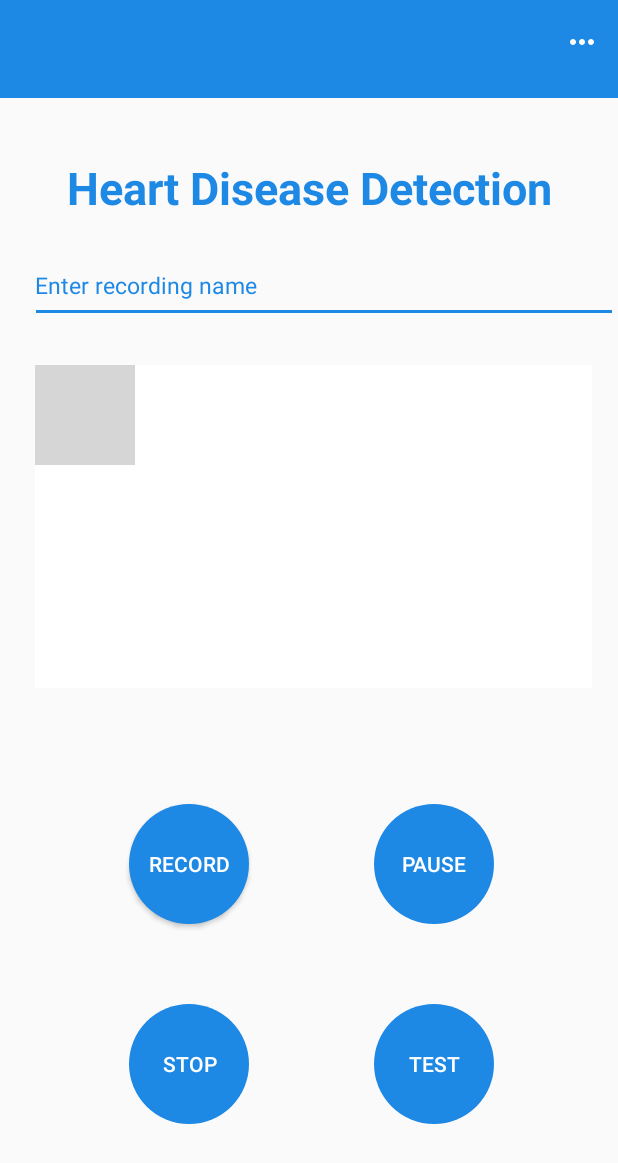
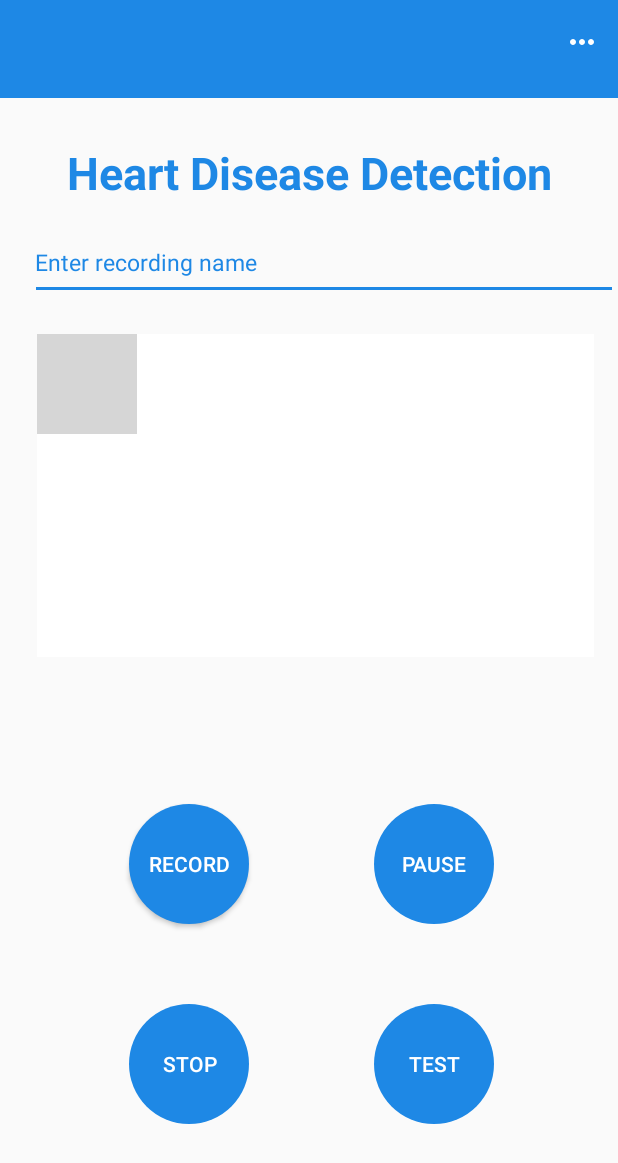
Before and after one commit to maheensaleh/HealthApp_UI_Design, an Android app: the screen it shows after launch once a user with an empty profile is signed in (Heart), after a tap on "HEART", on a phone screen of 412 x 824 dp. Shown: the top 1163 px of the screen. Run offline under Robolectric (Android 15) with nearby library versions, the phone set to English and light mode, and no system bars; our stand-ins replace Firebase (no records; nobody signed in at launch, a user with empty details on screens opened directly); libraries missing offline, so code that uses them is left out: com.firebase.ui; grey boxes are pictures that could not be loaded.

Commit message:
finsh tags edits

```diff
--- a/app/src/main/java/com/example/hearthhealthhear/Heart.java
+++ b/app/src/main/java/com/example/hearthhealthhear/Heart.java
@@ -207,12 +207,13 @@ public class Heart extends AppCompatActivity {
                         Intent showResult = new Intent(Heart.this,Result.class);
                         showResult.putExtra("displayname",displayname);
                         startActivity(showResult);
+                        finish();
+
                     }
                 });
             }
         });
 
-        finishActivity(0);
 
 
     }
@@ -286,6 +287,7 @@ public class Heart extends AppCompatActivity {
                 Intent tosignin  = new Intent(Heart.this, Signin.class);
                 Toast.makeText(Heart.this, "logging out", Toast.LENGTH_SHORT).show();
                 startActivity(tosignin);
+                finish();
             default:
                 return super.onContextItemSelected(item);
         }
--- a/app/src/main/java/com/example/hearthhealthhear/HeartHistroy.java
+++ b/app/src/main/java/com/example/hearthhealthhear/HeartHistroy.java
@@ -158,6 +158,7 @@ public class HeartHistroy extends AppCompatActivity {
                 System.out.println("sending " + heart_history.get(i)  );
                 resume_status = true;
                 startActivity(goto_thisrecord);
+                finish();
             }
         });
     }
--- a/app/src/main/java/com/example/hearthhealthhear/HistorySingleEntry.java
+++ b/app/src/main/java/com/example/hearthhealthhear/HistorySingleEntry.java
@@ -196,6 +196,7 @@ public class HistorySingleEntry extends AppCompatActivity {
     @Override
     public void onBackPressed() {
         super.onBackPressed();
+        gomain.putExtra("username",displayname);
         startActivity(gomain);
     }
 }
--- a/app/src/main/java/com/example/hearthhealthhear/MainOptions.java
+++ b/app/src/main/java/com/example/hearthhealthhear/MainOptions.java
@@ -46,10 +46,30 @@ public class MainOptions extends AppCompatActivity {
         current_user_name = current_user.getDisplayName();
 
 
-        if (current_user_name==null){
-            current_user_email= current_user.getEmail();
-            username.setText(current_user_email);
-            displayname=current_user_email;
+        System.out.println("000000000000000000000000000000000");
+        System.out.println("usernae is "+current_user_name);
+        System.out.println("email is "+current_user.getEmail());
+
+        if (current_user_name.equals("") || current_user_name==null){
+//            current_user_email= current_user.getEmail();
+//            username.setText(current_user_email);
+//            displayname=current_user_email;
+            String email_id = current_user.getEmail();
+            int inde = 0;
+            for (int i =0; i<email_id.length();i++){
+                System.out.println("---------------------------");
+                System.out.println("this "+email_id.charAt(i));
+                if (email_id.substring(i,i+1).equals("@")){
+                    System.out.println("got it");
+                    inde = i;
+                    break;
+                }
+            }
+
+            current_user_email = current_user.getEmail();
+            displayname = email_id.substring(0,inde);
+            username.setText(displayname);
+
         }
         else if (current_user_email==null) {
             username.setText(current_user_name);
--- a/app/src/main/java/com/example/hearthhealthhear/Result.java
+++ b/app/src/main/java/com/example/hearthhealthhear/Result.java
@@ -70,5 +70,6 @@ public class Result extends AppCompatActivity {
         System.out.println("88888888888888888");
         Intent gomain = new Intent(Result.this,MainOptions.class);
         startActivity(gomain);
+        finish();
     }
 }
--- a/app/src/main/res/layout/activity_heart.xml
+++ b/app/src/main/res/layout/activity_heart.xml
@@ -42,6 +42,7 @@
         </androidx.constraintlayout.widget.ConstraintLayout>
     </androidx.appcompat.widget.Toolbar>
 
+
     <TextView
         android:id="@+id/textView"
         android:layout_width="match_parent"
@@ -55,9 +56,8 @@
         app:layout_constraintEnd_toEndOf="parent"
         app:layout_constraintHorizontal_bias="0.0"
         app:layout_constraintStart_toStartOf="parent"
-        app:layout_constraintTop_toTopOf="parent"
-        app:layout_constraintVertical_bias="0.134" />
-
+        app:layout_constraintTop_toBottomOf="@+id/toolbar"
+        app:layout_constraintVertical_bias="0.041" />
 
     <com.anand.brose.graphviewlibrary.GraphView
         android:id="@+id/graphView"
@@ -70,28 +70,28 @@
         android:fillViewport="true"
         app:layout_constraintBottom_toBottomOf="parent"
         app:layout_constraintEnd_toEndOf="parent"
-        app:layout_constraintHorizontal_bias="0.567"
+        app:layout_constraintHorizontal_bias="0.6"
         app:layout_constraintStart_toStartOf="parent"
-        app:layout_constraintTop_toTopOf="parent"
-        app:layout_constraintVertical_bias="0.4"></com.anand.brose.graphviewlibrary.GraphView>
+        app:layout_constraintTop_toBottomOf="@+id/file_name_edittext"
+        app:layout_constraintVertical_bias="0.055"></com.anand.brose.graphviewlibrary.GraphView>
 
     <EditText
         android:id="@+id/file_name_edittext"
         android:layout_width="match_parent"
         android:layout_height="50dp"
+        android:layout_marginLeft="20dp"
         android:hint="Enter recording name"
         android:padding="3dp"
+        android:text=""
         android:textColor="@color/blue"
+        android:textColorHint="@color/blue"
         android:textSize="15dp"
-        android:text=""
-        android:layout_marginLeft="20dp"
-        android:textColorHint="@color/blue"
         app:layout_constraintBottom_toBottomOf="parent"
         app:layout_constraintEnd_toEndOf="parent"
-        app:layout_constraintHorizontal_bias="0.0"
+        app:layout_constraintHorizontal_bias="0.8"
         app:layout_constraintStart_toStartOf="parent"
-        app:layout_constraintTop_toTopOf="parent"
-        app:layout_constraintVertical_bias="0.214" />
+        app:layout_constraintTop_toBottomOf="@+id/textView"
+        app:layout_constraintVertical_bias="0.023" />
 
     <Button
         android:id="@+id/record_heart_button"
```
